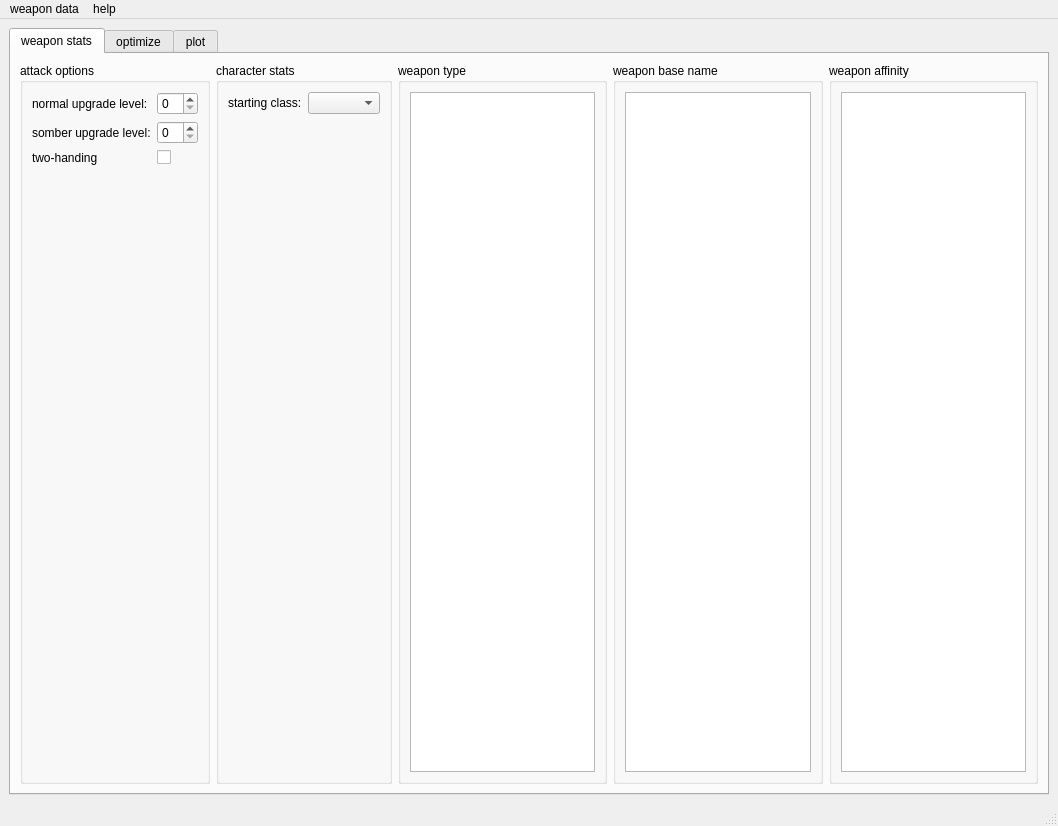
First picture: the form in app/main_window.ui, repository hanslhansl/elden-ring-damage-optimizer, before the edit.
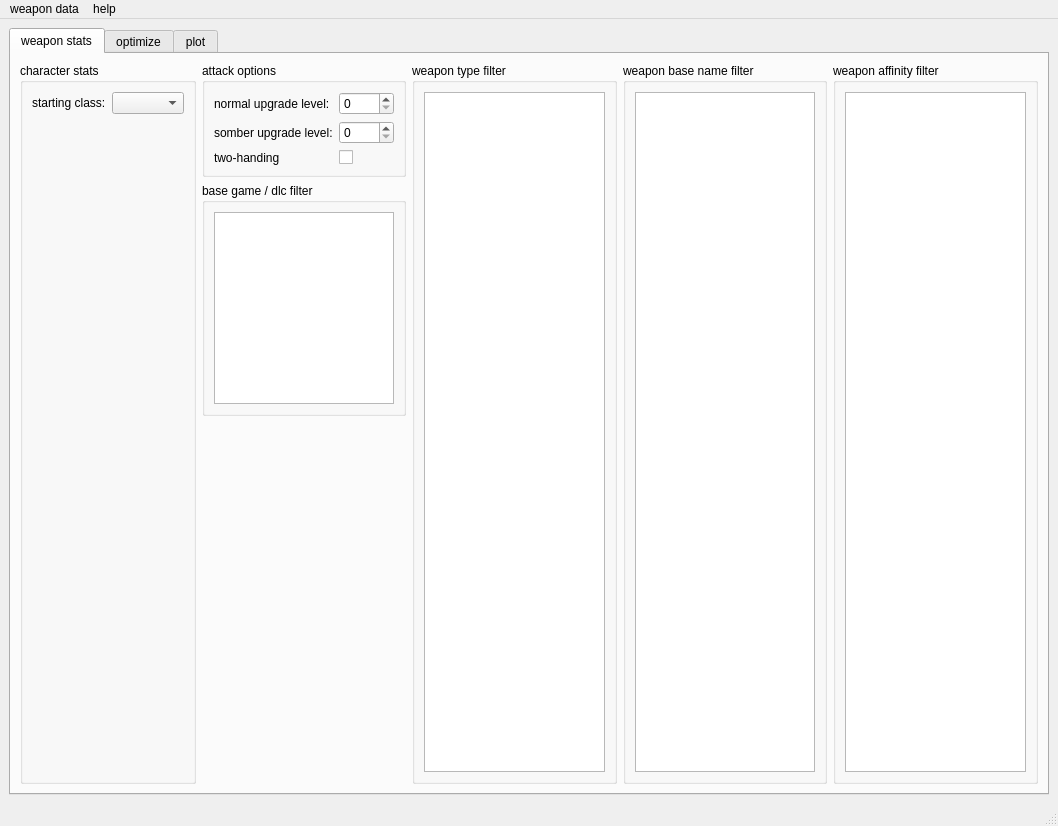
Second picture: the form after the edit.

Commit message: add base game/dlc filtering

The edit to the form file:
```diff
--- a/app/main_window.ui
+++ b/app/main_window.ui
@@ -28,6 +28,37 @@
         <item>
          <layout class="QHBoxLayout" name="horizontalLayout_2">
           <item>
+           <widget class="QGroupBox" name="character_stats_box">
+            <property name="locale">
+             <locale language="English" country="AmericanSamoa"/>
+            </property>
+            <property name="title">
+             <string>character stats</string>
+            </property>
+            <layout class="QFormLayout" name="character_stats_layout">
+             <item row="0" column="0">
+              <widget class="QLabel" name="label_3">
+               <property name="locale">
+                <locale language="English" country="AmericanSamoa"/>
+               </property>
+               <property name="text">
+                <string>starting class:</string>
+               </property>
+              </widget>
+             </item>
+             <item row="0" column="1">
+              <widget class="QComboBox" name="starting_class_combobox">
+               <property name="locale">
+                <locale language="English" country="AmericanSamoa"/>
+               </property>
+              </widget>
+             </item>
+            </layout>
+           </widget>
+          </item>
+          <item>
+           <layout class="QVBoxLayout" name="verticalLayout_6" stretch="0,0,1">
+            <item>
            <widget class="QGroupBox" name="groupBox">
             <property name="title">
              <string>attack options</string>
@@ -79,28 +110,49 @@
            </widget>
           </item>
           <item>
-           <widget class="QGroupBox" name="character_stats_box">
+             <widget class="QGroupBox" name="groupBox_3">
+              <property name="locale">
+               <locale language="English" country="AmericanSamoa"/>
+              </property>
             <property name="title">
-             <string>character stats</string>
-            </property>
-            <layout class="QFormLayout" name="character_stats_layout">
-             <item row="0" column="0">
-              <widget class="QLabel" name="label_3">
-               <property name="text">
-                <string>starting class:</string>
-               </property>
-              </widget>
-             </item>
-             <item row="0" column="1">
-              <widget class="QComboBox" name="starting_class_combobox"/>
-             </item>
-            </layout>
-           </widget>
+               <string>base game / dlc filter</string>
+              </property>
+              <layout class="QVBoxLayout" name="verticalLayout_7">
+               <item>
+                <widget class="QListWidget" name="base_game_dlc_list">
+                 <property name="locale">
+                  <locale language="English" country="AmericanSamoa"/>
+                 </property>
+                 <property name="selectionMode">
+                  <enum>QAbstractItemView::SelectionMode::MultiSelection</enum>
+                 </property>
+                </widget>
+               </item>
+              </layout>
+             </widget>
+            </item>
+            <item>
+             <spacer name="verticalSpacer">
+              <property name="locale">
+               <locale language="English" country="AmericanSamoa"/>
+              </property>
+              <property name="orientation">
+               <enum>Qt::Orientation::Vertical</enum>
+              </property>
+              <property name="sizeHint" stdset="0">
+               <size>
+                <width>20</width>
+                <height>40</height>
+               </size>
+              </property>
+             </spacer>
+            </item>
+           </layout>
           </item>
           <item>
            <widget class="QGroupBox" name="groupBox_2">
             <property name="title">
-             <string>weapon type</string>
+             <string>weapon type filter</string>
             </property>
             <layout class="QVBoxLayout" name="verticalLayout_2">
              <item>
@@ -116,7 +168,7 @@
           <item>
            <widget class="QGroupBox" name="weapon_base_name_box">
             <property name="title">
-             <string>weapon base name</string>
+             <string>weapon base name filter</string>
             </property>
             <layout class="QVBoxLayout" name="verticalLayout_4">
              <item>
@@ -132,7 +184,7 @@
           <item>
            <widget class="QGroupBox" name="affinity_box">
             <property name="title">
-             <string>weapon affinity</string>
+             <string>weapon affinity filter</string>
             </property>
             <layout class="QVBoxLayout" name="verticalLayout_5">
              <item>
```
Left out of the diff: 42 changed lines with no effect on the pictures. Lines whose indentation alone changed are shown as unchanged. The commit also changes 6 other files.
